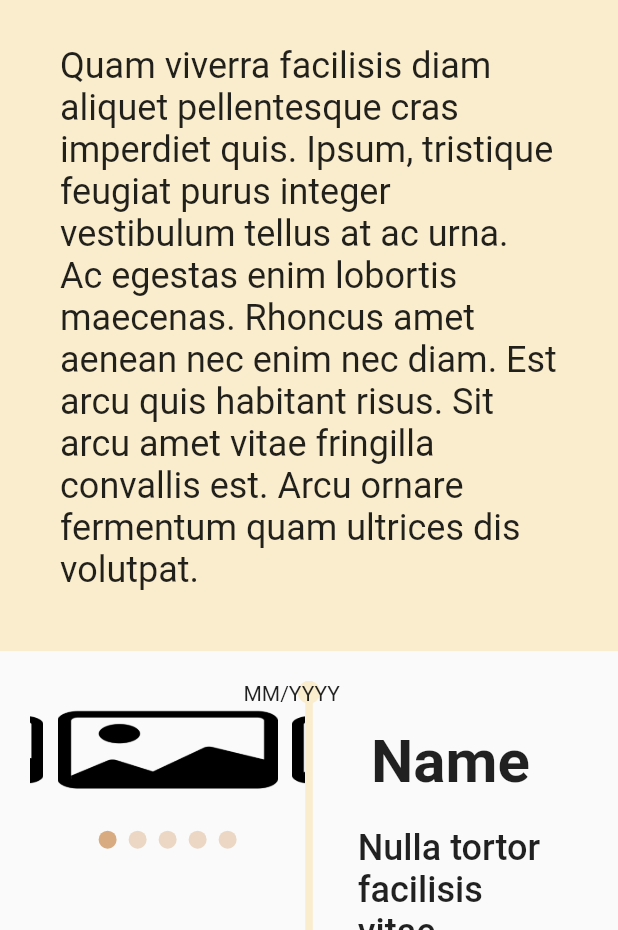
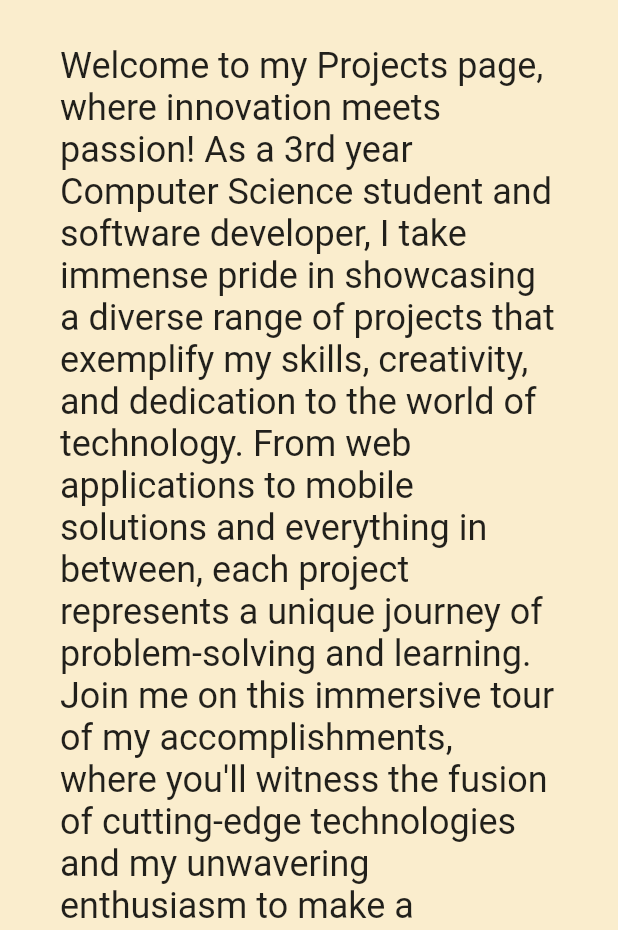
Before and after one commit to Dishu-Bansal/MyWebsite, a Flutter app: the Projects screen opened directly, on a phone screen of 412 x 824 dp, the part 306-1236 px from its top. Run offline on Flutter 3.47's test engine with Material 2 defaults, Android fonts, the phone set to English and light mode, and no system bars; drawn by our look-alikes of carousel_slider; our stand-ins replace font_awesome_flutter.

Commit message:
Added data to Projects page

```diff
--- /dev/null
+++ b/lib/Models/project_model.dart
@@ -0,0 +1,21 @@
+class Project {
+  String name = "";
+  String shortSummary = "";
+  String mediumSummary = "";
+  String LongSummary = "";
+  List<String> images = [];
+  List<String> skills = [];
+  String start = "";
+  String end = "";
+
+  Project(
+    this.name,
+    this.shortSummary,
+    this.mediumSummary,
+    this.LongSummary,
+    this.images,
+    this.skills,
+    this.start,
+    this.end,
+  );
+}
--- a/lib/projects.dart
+++ b/lib/projects.dart
@@ -3,6 +3,8 @@ import 'package:flutter/material.dart';
 import 'package:my_website/constants.dart';
 import 'package:my_website/footer.dart';
 import 'package:my_website/header.dart';
+
+import 'Models/project_model.dart';
 
 class Projects extends StatefulWidget {
   const Projects({Key? key}) : super(key: key);
@@ -35,7 +37,7 @@ class _ProjectsState extends State<Projects> {
                     height: 30,
                   ),
                   Text(
-                    "Quam viverra facilisis diam aliquet pellentesque cras imperdiet quis. Ipsum, tristique feugiat purus integer vestibulum tellus at ac urna. Ac egestas enim lobortis maecenas. Rhoncus amet aenean nec enim nec diam. Est arcu quis habitant risus. Sit arcu amet vitae fringilla convallis est. Arcu ornare fermentum quam ultrices dis volutpat.",
+                    "Welcome to my Projects page, where innovation meets passion! As a 3rd year Computer Science student and software developer, I take immense pride in showcasing a diverse range of projects that exemplify my skills, creativity, and dedication to the world of technology. From web applications to mobile solutions and everything in between, each project represents a unique journey of problem-solving and learning. Join me on this immersive tour of my accomplishments, where you'll witness the fusion of cutting-edge technologies and my unwavering enthusiasm to make a meaningful impact through code. Get ready to explore a collection of projects that embody my commitment to excellence in the realm of software development.",
                     style: TextStyle(
                       fontSize: 24,
                     ),
@@ -47,7 +49,7 @@ class _ProjectsState extends State<Projects> {
               padding: EdgeInsets.all(20),
               child: ListView.separated(
                 shrinkWrap: true,
-                itemCount: 5,
+                itemCount: projects.length,
                 itemBuilder: (context, index) {
                   return createListTile(context, index);
                 },
@@ -72,13 +74,7 @@ class _ProjectsState extends State<Projects> {
   }
 
   Widget createListTile(BuildContext context, int index) {
-    List<String> skills = [
-      "Skill",
-      "Skill",
-      "Skill",
-      "Skill",
-      "Skill",
-    ];
+    Project current = projects.elementAt(index);
     if (index % 2 == 0) {
       return Stack(
         children: [
@@ -88,7 +84,7 @@ class _ProjectsState extends State<Projects> {
               children: [
                 Expanded(
                   child: Container(
-                    child: Carousel(),
+                    child: Carousel(index),
                   ),
                 ),
                 Container(
@@ -102,7 +98,7 @@ class _ProjectsState extends State<Projects> {
                       mainAxisAlignment: MainAxisAlignment.center,
                       children: [
                         Text(
-                          "Name",
+                          projects.elementAt(index).name,
                           style: TextStyle(
                             fontSize: 40,
                             fontWeight: FontWeight.bold,
@@ -111,16 +107,22 @@ class _ProjectsState extends State<Projects> {
                         SizedBox(
                           height: 20,
                         ),
-                        Text(
-                          "Nulla tortor facilisis vitae neque viverra felis, sagittis sem quis. Ut vitae molestie etiam ut. Felis erat egestas nisi, lacinia amet sit iaculis. Eget gravida faucibus consectetur pharetra, justo elit. Tellus nec est nunc nibh erat semper accumsan pellentesque. Volutpat et tristique cursus non arcu vitae. Porttitor proin sociis pretium gravida nulla. Blandit nulla a egestas posuere urna nunc donec nibh. Id sit et gravida at rhoncus. Lobortis dignissim arcu nisl at velit netus.",
+                        Padding(
+                          padding: const EdgeInsets.all(20),
+                          child: Text(
+                            projects.elementAt(index).mediumSummary,
                             style: TextStyle(
                                 fontSize: 24, fontWeight: FontWeight.w500),
                           ),
-                        SingleChildScrollView(
+                        ),
+                        Padding(
+                          padding: const EdgeInsets.fromLTRB(8, 0, 8, 8),
+                          child: SingleChildScrollView(
                             scrollDirection: Axis.horizontal,
                             child: Row(
                               mainAxisAlignment: MainAxisAlignment.start,
-                            children: skills.map((e) {
+                              children:
+                                  projects.elementAt(index).skills.map((e) {
                                 return Container(
                                   margin: const EdgeInsets.all(5),
                                   padding:
@@ -139,6 +141,7 @@ class _ProjectsState extends State<Projects> {
                                   ),
                                 );
                               }).toList(),
+                            ),
                           ),
                         ),
                       ],
@@ -161,7 +164,7 @@ class _ProjectsState extends State<Projects> {
           ),
           Align(
             alignment: Alignment(-0.075, 0.0),
-            child: Text("MM/YYYY"),
+            child: Text(projects.elementAt(index).end),
           ),
           Positioned.directional(
             textDirection: TextDirection.ltr,
@@ -184,7 +187,7 @@ class _ProjectsState extends State<Projects> {
                 ),
                 Align(
                   alignment: Alignment(-0.075, 0.0),
-                  child: Text("DD/YYYY"),
+                  child: Text(projects.elementAt(index).start),
                 ),
               ],
             ),
@@ -204,25 +207,30 @@ class _ProjectsState extends State<Projects> {
                       mainAxisAlignment: MainAxisAlignment.center,
                       children: [
                         Text(
-                          "Name",
-                          style: TextStyle(
+                          current.name,
+                          style: const TextStyle(
                             fontSize: 40,
                             fontWeight: FontWeight.bold,
                           ),
                         ),
-                        SizedBox(
+                        const SizedBox(
                           height: 20,
                         ),
-                        Text(
-                          "Nulla tortor facilisis vitae neque viverra felis, sagittis sem quis. Ut vitae molestie etiam ut. Felis erat egestas nisi, lacinia amet sit iaculis. Eget gravida faucibus consectetur pharetra, justo elit. Tellus nec est nunc nibh erat semper accumsan pellentesque. Volutpat et tristique cursus non arcu vitae. Porttitor proin sociis pretium gravida nulla. Blandit nulla a egestas posuere urna nunc donec nibh. Id sit et gravida at rhoncus. Lobortis dignissim arcu nisl at velit netus.",
-                          style: TextStyle(
+                        Padding(
+                          padding: const EdgeInsets.all(20.0),
+                          child: Text(
+                            current.mediumSummary,
+                            style: const TextStyle(
                                 fontSize: 24, fontWeight: FontWeight.w500),
                           ),
-                        SingleChildScrollView(
+                        ),
+                        Padding(
+                          padding: const EdgeInsets.fromLTRB(8, 0, 8, 8),
+                          child: SingleChildScrollView(
                             scrollDirection: Axis.horizontal,
                             child: Row(
                               mainAxisAlignment: MainAxisAlignment.start,
-                            children: skills.map((e) {
+                              children: current.skills.map((e) {
                                 return Container(
                                   margin: const EdgeInsets.all(5),
                                   padding:
@@ -243,6 +251,7 @@ class _ProjectsState extends State<Projects> {
                               }).toList(),
                             ),
                           ),
+                        ),
                       ],
                     ),
                   ),
@@ -252,9 +261,7 @@ class _ProjectsState extends State<Projects> {
                   color: primaryColor,
                 ),
                 Expanded(
-                  child: Container(
-                    child: Carousel(),
-                  ),
+                  child: Carousel(index),
                 ),
               ],
             ),
@@ -271,8 +278,8 @@ class _ProjectsState extends State<Projects> {
             ),
           ),
           Align(
-            alignment: Alignment(-0.075, 0.0),
-            child: Text("MM/YYYY"),
+            alignment: Alignment(0.075, 0.0),
+            child: Text(current.end),
           ),
           Positioned.directional(
             textDirection: TextDirection.ltr,
@@ -294,8 +301,8 @@ class _ProjectsState extends State<Projects> {
                   ),
                 ),
                 Align(
-                  alignment: Alignment(-0.075, 0.0),
-                  child: Text("DD/YYYY"),
+                  alignment: Alignment(0.075, 0.0),
+                  child: Text(current.start),
                 ),
               ],
             ),
@@ -307,22 +314,27 @@ class _ProjectsState extends State<Projects> {
 }
 
 class Carousel extends StatefulWidget {
-  const Carousel({Key? key}) : super(key: key);
+  int index;
+  Carousel(int this.index, {Key? key}) : super(key: key);
 
   @override
-  State<Carousel> createState() => _CarouselState();
+  State<Carousel> createState() => _CarouselState(index);
 }
 
 class _CarouselState extends State<Carousel> {
-  List<String> imgList = [
-    "lib/images/image3.png",
-    "lib/images/image3.png",
-    "lib/images/image3.png",
-    "lib/images/image3.png",
-    "lib/images/image3.png",
-  ];
+  int index;
+  late List<String> imgList;
   CarouselController _controller = new CarouselController();
   int _current = 0;
+
+  _CarouselState(int this.index);
+
+  @override
+  void initState() {
+    imgList = projects.elementAt(index).images;
+    super.initState();
+  }
+
   @override
   Widget build(BuildContext context) {
     List<Widget> imageSliders = imgList.map((e) {
```
Lines whose indentation alone changed are shown as unchanged.
